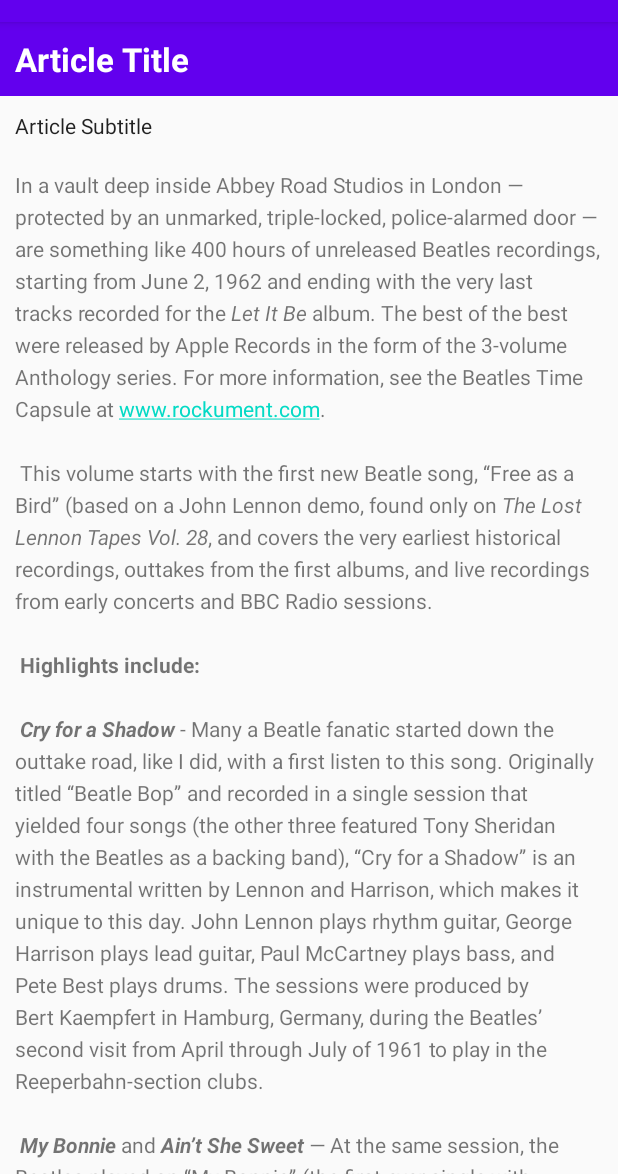
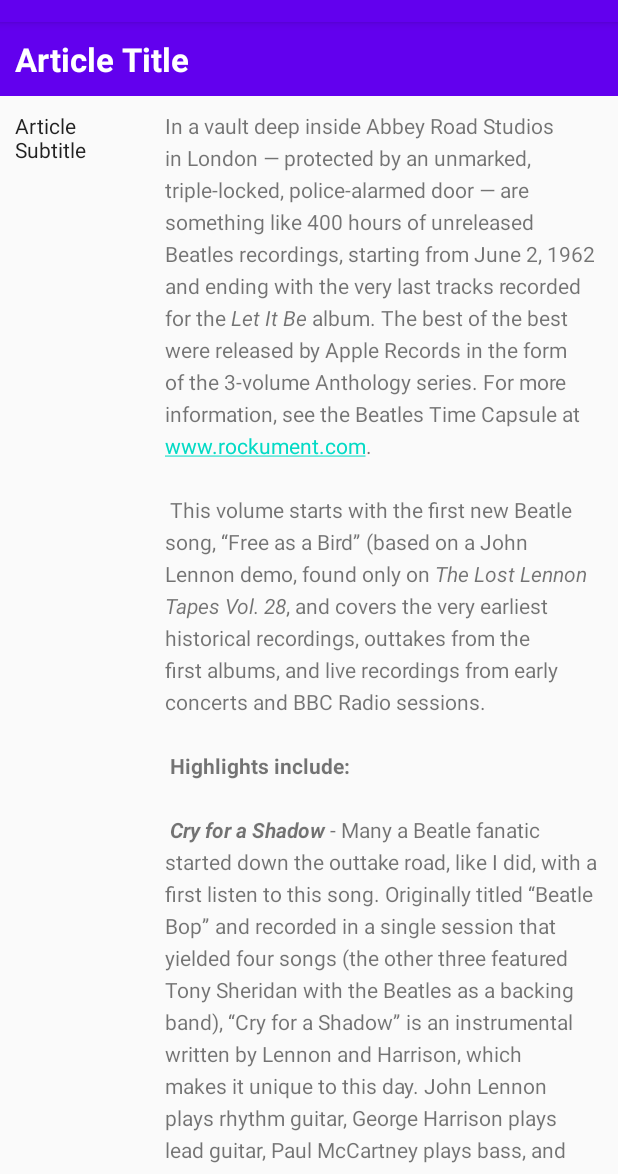
Before and after one commit to vuong20194412/ScrollingText-Homework-codelab1.3, an Android app: the screen it shows after launch (MainActivity), on a phone screen of 412 x 824 dp, the part 62-1236 px from its top. Run offline under Robolectric (Android 15) with nearby library versions, the phone set to English and light mode, and no system bars.

```diff
--- a/app/src/main/res/layout/activity_main.xml
+++ b/app/src/main/res/layout/activity_main.xml
@@ -24,12 +24,12 @@
         <LinearLayout
             android:layout_width="match_parent"
             android:layout_height="wrap_content"
-            android:orientation="vertical">
+            android:orientation="horizontal">
 
             <TextView
                 android:id="@+id/article_subheading"
-                android:layout_width="match_parent"
-                android:layout_height="wrap_content"
+                android:layout_width="100dp"
+                android:layout_height="match_parent"
                 android:padding="@dimen/padding_regular"
                 android:text="@string/article_subtitle"
                 android:textAppearance="@android:style/TextAppearance.DeviceDefault" />
@@ -43,11 +43,6 @@
                 android:padding="@dimen/padding_regular"
                 android:text="@string/article_text" />
 
-            <Button
-                android:layout_width="wrap_content"
-                android:layout_height="wrap_content"
-                android:text="@string/button_add_comment" />
-
         </LinearLayout>
 
     </ScrollView>
--- a/app/src/main/res/values/strings.xml
+++ b/app/src/main/res/values/strings.xml
@@ -23,5 +23,4 @@ This volume starts with the first new Beatle song, “Free as a Bird” (based o
 \n\n
 <b><i>One After 909</i></b> — A song recorded for the <i>Let It Be</i> album was actually worked on way back in the beginning, six years earlier. This take shows how they did it much more slowly, with an R&amp;B feel to it.
 </string>
-    <string name="button_add_comment">ADD COMMENT</string>
 </resources>
```
